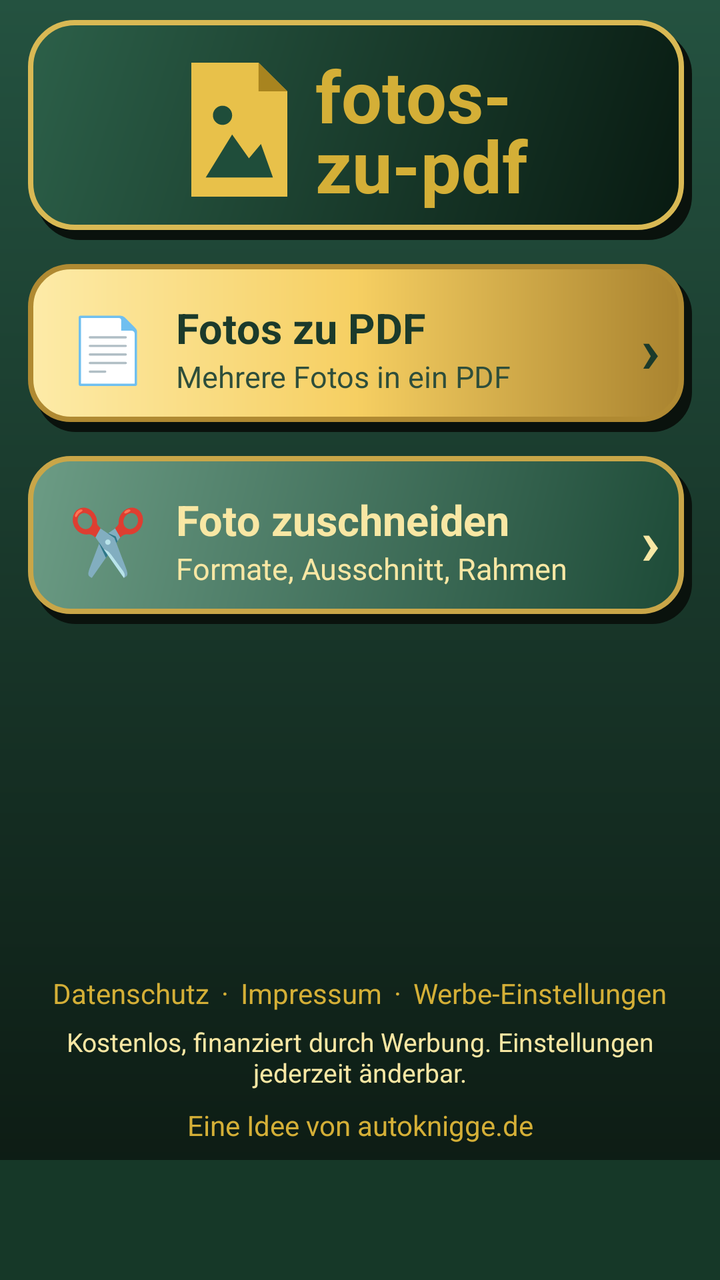
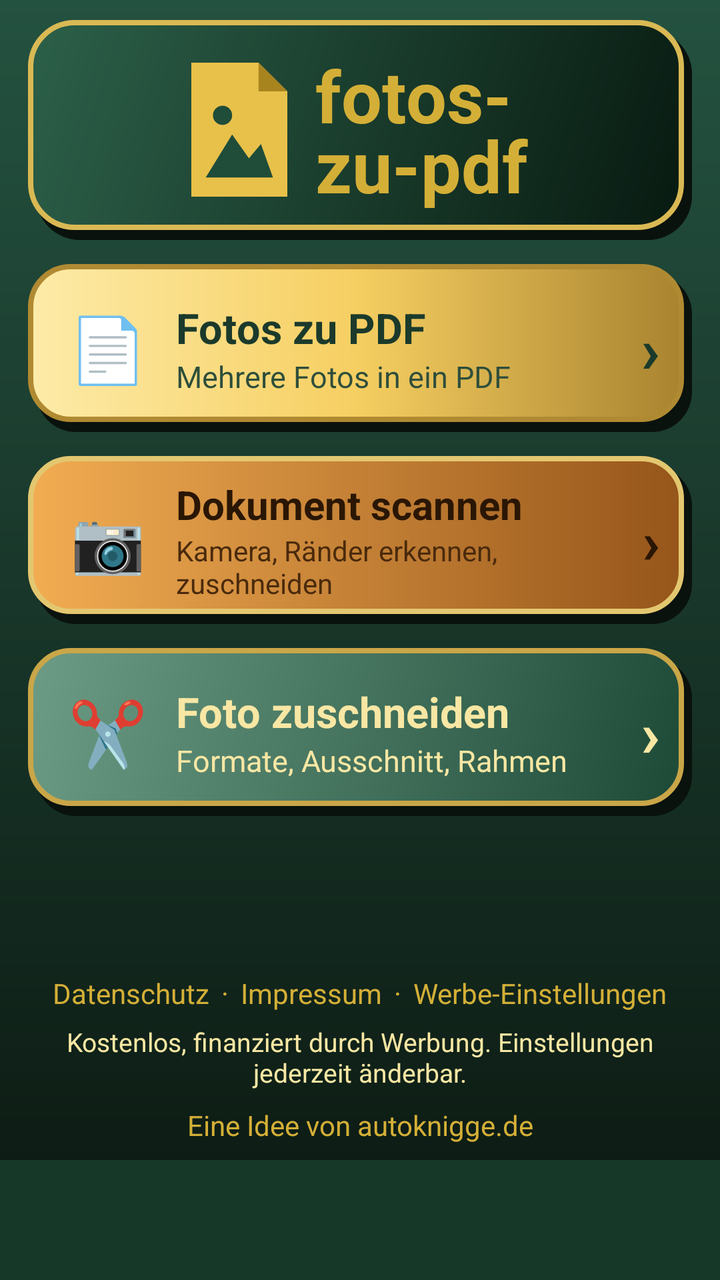

Compare the two renders of this Android layout. The source of the first and the diff that turns it into the second are given below.
<!-- AndroidManifest.xml: application theme Theme.FotosZuPdf -->
<!-- res/layout/activity_main.xml -->
<?xml version="1.0" encoding="utf-8"?>
<LinearLayout xmlns:android="http://schemas.android.com/apk/res/android"
    android:id="@+id/root"
    android:layout_width="match_parent"
    android:layout_height="match_parent"
    android:background="@drawable/bg_screen"
    android:orientation="vertical">

    <FrameLayout
        android:layout_width="match_parent"
        android:layout_height="wrap_content"
        android:layout_marginStart="14dp"
        android:layout_marginTop="10dp"
        android:layout_marginEnd="14dp"
        android:background="@drawable/bg_header"
        android:minHeight="110dp"
        android:padding="12dp">

        <TextView
            android:id="@+id/tvVersion"
            android:layout_width="wrap_content"
            android:layout_height="wrap_content"
            android:layout_gravity="top|start"
            android:paddingStart="6dp"
            android:textColor="@color/gold"
            android:textSize="14sp" />

        <LinearLayout
            android:layout_width="wrap_content"
            android:layout_height="wrap_content"
            android:layout_gravity="center"
            android:gravity="center_vertical"
            android:orientation="horizontal">

            <ImageView
                android:layout_width="wrap_content"
                android:layout_height="wrap_content"
                android:importantForAccessibility="no"
                android:src="@drawable/ic_logo" />

            <TextView
                android:layout_width="wrap_content"
                android:layout_height="wrap_content"
                android:layout_marginStart="14dp"
                android:lineSpacingMultiplier="0.85"
                android:text="fotos-\nzu-pdf"
                android:textColor="@color/gold"
                android:textSize="36sp"
                android:textStyle="bold" />
        </LinearLayout>
    </FrameLayout>

    <LinearLayout
        android:id="@+id/tilePdf"
        android:layout_width="match_parent"
        android:layout_height="wrap_content"
        android:layout_marginStart="14dp"
        android:layout_marginTop="12dp"
        android:layout_marginEnd="14dp"
        android:background="@drawable/bg_btn_gold"
        android:clickable="true"
        android:focusable="true"
        android:gravity="center_vertical"
        android:minHeight="84dp"
        android:orientation="horizontal"
        android:paddingStart="16dp"
        android:paddingTop="10dp"
        android:paddingEnd="16dp"
        android:paddingBottom="10dp">

        <TextView
            android:layout_width="48dp"
            android:layout_height="wrap_content"
            android:gravity="center"
            android:text="📄"
            android:textSize="32sp" />

        <LinearLayout
            android:layout_width="0dp"
            android:layout_height="wrap_content"
            android:layout_weight="1"
            android:orientation="vertical"
            android:paddingStart="10dp">

            <TextView
                android:layout_width="wrap_content"
                android:layout_height="wrap_content"
                android:text="Fotos zu PDF"
                android:textColor="@color/auf_gold"
                android:textSize="21sp"
                android:textStyle="bold" />

            <TextView
                android:layout_width="wrap_content"
                android:layout_height="wrap_content"
                android:text="Mehrere Fotos in ein PDF"
                android:textColor="@color/auf_gold_sub"
                android:textSize="15sp" />
        </LinearLayout>

        <TextView
            android:layout_width="wrap_content"
            android:layout_height="wrap_content"
            android:text="›"
            android:textColor="@color/auf_gold"
            android:textSize="32sp"
            android:textStyle="bold" />
    </LinearLayout>
    <LinearLayout
        android:id="@+id/tileCrop"
        android:layout_width="match_parent"
        android:layout_height="wrap_content"
        android:layout_marginStart="14dp"
        android:layout_marginTop="12dp"
        android:layout_marginEnd="14dp"
        android:background="@drawable/bg_tile_gruen"
        android:clickable="true"
        android:focusable="true"
        android:gravity="center_vertical"
        android:minHeight="84dp"
        android:orientation="horizontal"
        android:paddingStart="16dp"
        android:paddingTop="10dp"
        android:paddingEnd="16dp"
        android:paddingBottom="10dp">

        <TextView
            android:layout_width="48dp"
            android:layout_height="wrap_content"
            android:gravity="center"
            android:text="✂️"
            android:textSize="32sp" />

        <LinearLayout
            android:layout_width="0dp"
            android:layout_height="wrap_content"
            android:layout_weight="1"
            android:orientation="vertical"
            android:paddingStart="10dp">

            <TextView
                android:layout_width="wrap_content"
                android:layout_height="wrap_content"
                android:text="Foto zuschneiden"
                android:textColor="@color/text_hell"
                android:textSize="21sp"
                android:textStyle="bold" />

            <TextView
                android:layout_width="wrap_content"
                android:layout_height="wrap_content"
                android:text="Formate, Ausschnitt, Rahmen"
                android:textColor="@color/text_hell"
                android:textSize="15sp" />
        </LinearLayout>

        <TextView
            android:layout_width="wrap_content"
            android:layout_height="wrap_content"
            android:text="›"
            android:textColor="@color/text_hell"
            android:textSize="32sp"
            android:textStyle="bold" />
    </LinearLayout>

    <View
        android:layout_width="match_parent"
        android:layout_height="0dp"
        android:layout_weight="1" />

    <LinearLayout
        android:layout_width="match_parent"
        android:layout_height="wrap_content"
        android:gravity="center"
        android:orientation="horizontal"
        android:paddingTop="6dp">

        <TextView
            android:id="@+id/tvPrivacy"
            android:layout_width="wrap_content"
            android:layout_height="wrap_content"
            android:padding="6dp"
            android:text="Datenschutz"
            android:textColor="@color/gold"
            android:textSize="14sp" />

        <TextView
            android:layout_width="wrap_content"
            android:layout_height="wrap_content"
            android:text="·"
            android:textColor="@color/gold" />

        <TextView
            android:id="@+id/tvImprint"
            android:layout_width="wrap_content"
            android:layout_height="wrap_content"
            android:padding="6dp"
            android:text="Impressum"
            android:textColor="@color/gold"
            android:textSize="14sp" />

        <TextView
            android:layout_width="wrap_content"
            android:layout_height="wrap_content"
            android:text="·"
            android:textColor="@color/gold" />

        <TextView
            android:id="@+id/tvAdSettings"
            android:layout_width="wrap_content"
            android:layout_height="wrap_content"
            android:padding="6dp"
            android:text="Werbe-Einstellungen"
            android:textColor="@color/gold"
            android:textSize="14sp" />
    </LinearLayout>

    <TextView
        android:layout_width="match_parent"
        android:layout_height="wrap_content"
        android:gravity="center"
        android:paddingStart="24dp"
        android:paddingEnd="24dp"
        android:text="Kostenlos, finanziert durch Werbung. Einstellungen jederzeit änderbar."
        android:textColor="@color/text_hell"
        android:textSize="13sp" />

    <TextView
        android:id="@+id/tvAbout"
        android:layout_width="match_parent"
        android:layout_height="wrap_content"
        android:gravity="center"
        android:padding="8dp"
        android:text="Eine Idee von autoknigge.de"
        android:textColor="@color/gold"
        android:textSize="14sp" />

    <FrameLayout
        android:id="@+id/adContainer"
        android:layout_width="match_parent"
        android:layout_height="wrap_content"
        android:background="@drawable/bg_ad"
        android:minHeight="60dp" />
</LinearLayout>
<!-- resources referenced by this layout -->
<resources>
  <color name="auf_gold">#1B3A2B</color>
  <color name="auf_gold_sub">#2E4E3B</color>
  <color name="gold">#D4AF37</color>
  <color name="text_hell">#F8E7A4</color>
  <!-- drawable bg_ad (drawable) -->
  <?xml version="1.0" encoding="utf-8"?>
  <shape xmlns:android="http://schemas.android.com/apk/res/android"
      android:shape="rectangle">
      <solid android:color="@color/tanne_dunkel" />
  </shape>
  <!-- drawable bg_screen (drawable) -->
  <?xml version="1.0" encoding="utf-8"?>
  <shape xmlns:android="http://schemas.android.com/apk/res/android"
      android:shape="rectangle">
      <gradient
          android:angle="270"
          android:endColor="#0B1710"
          android:startColor="#245240" />
  </shape>
  <!-- drawable ic_logo (drawable) -->
  <?xml version="1.0" encoding="utf-8"?>
  <vector xmlns:android="http://schemas.android.com/apk/res/android"
      android:width="48dp"
      android:height="67dp"
      android:viewportWidth="40"
      android:viewportHeight="56">
      <path
          android:fillColor="#E8C14A"
          android:pathData="M0,0 L28,0 L40,12 L40,56 L0,56 Z" />
      <path
          android:fillColor="#A8841F"
          android:pathData="M28,0 L28,12 L40,12 Z" />
      <path
          android:fillColor="#1F4D3A"
          android:pathData="M6,48 L17,30 L24,40 L29,34 L34,48 Z" />
      <path
          android:fillColor="#1F4D3A"
          android:pathData="M9,22 a4,4 0 1,0 8,0 a4,4 0 1,0 -8,0" />
  </vector>
  <style name="Theme.FotosZuPdf" parent="Theme.AppCompat.NoActionBar">
          <item name="android:windowBackground">@drawable/bg_screen</item>
          <item name="android:textColor">@color/text_hell</item>
          <item name="colorAccent">@color/gold</item>
          <item name="colorPrimary">@color/tanne</item>
          <item name="colorPrimaryDark">@color/tanne_dunkel</item>
          <item name="android:statusBarColor">@color/tanne</item>
          <item name="android:navigationBarColor">@color/tanne_dunkel</item>
          <item name="android:windowLightStatusBar">false</item>
      </style>
  <color name="tanne_dunkel">#163828</color>
  <color name="tanne">#1F4D3A</color>
  <!-- unchanged entries left out for length: 3 -->
</resources>

<!-- the commit's change to res/layout/activity_main.xml (unified diff, before → after) -->
@@ -107,6 +107,63 @@
             android:textStyle="bold" />
     </LinearLayout>
     <LinearLayout
+        android:id="@+id/tileScan"
+        android:layout_width="match_parent"
+        android:layout_height="wrap_content"
+        android:layout_marginStart="14dp"
+        android:layout_marginTop="12dp"
+        android:layout_marginEnd="14dp"
+        android:background="@drawable/bg_tile_ocker"
+        android:clickable="true"
+        android:focusable="true"
+        android:gravity="center_vertical"
+        android:minHeight="84dp"
+        android:orientation="horizontal"
+        android:paddingStart="16dp"
+        android:paddingTop="10dp"
+        android:paddingEnd="16dp"
+        android:paddingBottom="10dp">
+
+        <TextView
+            android:layout_width="48dp"
+            android:layout_height="wrap_content"
+            android:gravity="center"
+            android:text="📷"
+            android:textSize="30sp" />
+
+        <LinearLayout
+            android:layout_width="0dp"
+            android:layout_height="wrap_content"
+            android:layout_weight="1"
+            android:orientation="vertical"
+            android:paddingStart="10dp">
+
+            <TextView
+                android:layout_width="wrap_content"
+                android:layout_height="wrap_content"
+                android:text="Dokument scannen"
+                android:textColor="#2A1604"
+                android:textSize="20sp"
+                android:textStyle="bold" />
+
+            <TextView
+                android:layout_width="wrap_content"
+                android:layout_height="wrap_content"
+                android:text="Kamera, Ränder erkennen, zuschneiden"
+                android:textColor="#4A2A0C"
+                android:textSize="14sp" />
+        </LinearLayout>
+
+        <TextView
+            android:layout_width="wrap_content"
+            android:layout_height="wrap_content"
+            android:text="›"
+            android:textColor="#2A1604"
+            android:textSize="30sp"
+            android:textStyle="bold" />
+    </LinearLayout>
+
+    <LinearLayout
         android:id="@+id/tileCrop"
         android:layout_width="match_parent"
         android:layout_height="wrap_content"
<!-- resource entries referenced after the edit -->
@@ -19,6 +19,38 @@
           android:endColor="#0B1710"
           android:startColor="#245240" />
   </shape>
+  <!-- drawable bg_tile_ocker (drawable) -->
+  <?xml version="1.0" encoding="utf-8"?>
+  <ripple xmlns:android="http://schemas.android.com/apk/res/android"
+      android:color="#55FFFFFF">
+      <item>
+      <layer-list>
+          <item
+              android:left="4dp"
+              android:top="5dp">
+              <shape android:shape="rectangle">
+                  <solid android:color="#0A120D" />
+                  <corners android:radius="20dp" />
+              </shape>
+          </item>
+          <item
+              android:bottom="5dp"
+              android:right="4dp">
+              <shape android:shape="rectangle">
+                  <gradient
+                      android:angle="0"
+                  
+                      android:endColor="#96551A"
+                      android:startColor="#F2AD52" />
+                  <stroke
+                      android:width="2.5dp"
+                      android:color="#E3C770" />
+                  <corners android:radius="20dp" />
+              </shape>
+          </item>
+      </layer-list>
+      </item>
+  </ripple>
   <!-- drawable ic_logo (drawable) -->
   <?xml version="1.0" encoding="utf-8"?>
   <vector xmlns:android="http://schemas.android.com/apk/res/android"
